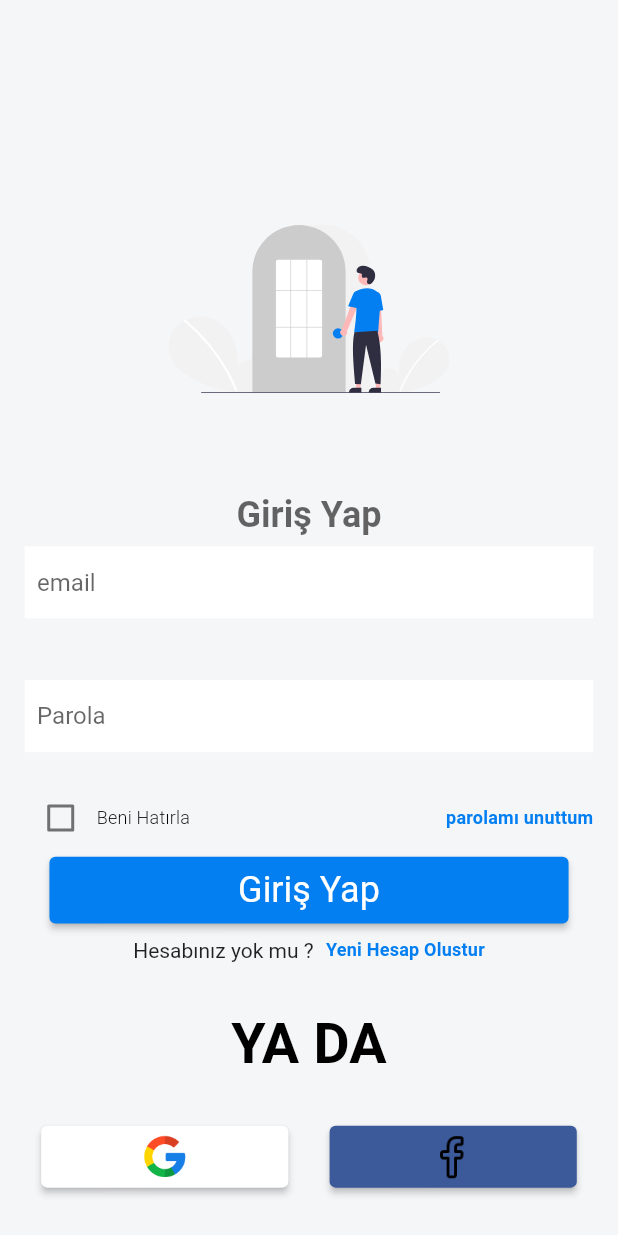
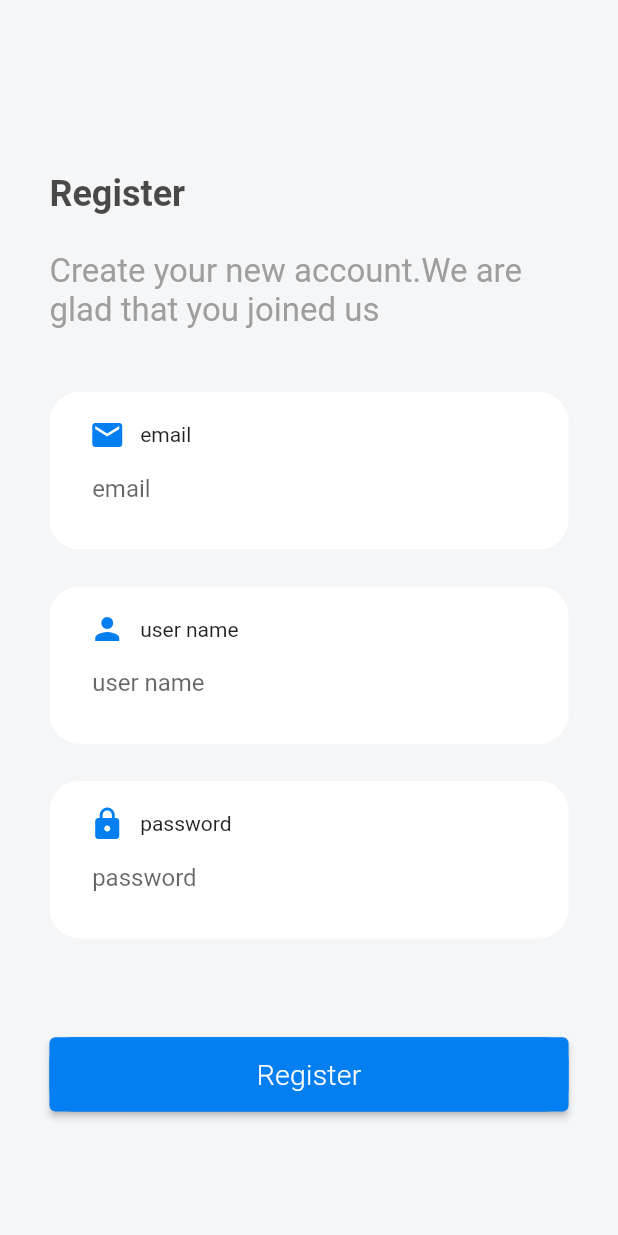
Before and after one commit to keremduman30/login_view, a Flutter app: the screen it shows after launch, after a tap on "Giriş Yap", on a phone screen of 412 x 824 dp. Run offline on Flutter 3.47's test engine with Material 2 defaults, Android fonts, the light colour scheme and no system bars; drawn by our look-alikes of auto_size_text; our stand-ins replace easy_localization, flutter_svg, get, shared_preferences.

Commit message:
verison 3

```diff
--- a/lib/core/base/view_model/base_view_model.dart
+++ b/lib/core/base/view_model/base_view_model.dart
@@ -1,7 +1,11 @@
 import 'package:flutter/cupertino.dart';
+import 'package:flutter_guide_examples/core/init/cache/local_manager.dart';
+import 'package:flutter_guide_examples/core/init/navigation/navigation_service.dart';
 
 abstract class BaseViewModel {
   late BuildContext context;
   void setContext(BuildContext context) => this.context = context;
   void init();
+  LocaleManager localeManager = LocaleManager.instance;
+  NavigationService navigationService = NavigationService.instance;
 }
--- a/lib/core/constant/navigation/navigation_constant.dart
+++ b/lib/core/constant/navigation/navigation_constant.dart
@@ -6,4 +6,5 @@ class NavigationConstant {
   static const ON_BOARD_VIEV = '/on_board';
   static const GAME_VIEW = '/game_view';
   static const SETTING_WEB_VIEW = '/setting';
+  static const REGISTER_VIEW = '/register';
 }
--- a/lib/core/init/navigation/navigation_route.dart
+++ b/lib/core/init/navigation/navigation_route.dart
@@ -1,8 +1,10 @@
-// ignore_for_file: prefer_final_fields
+// ignore_for_file: prefer_final_fields, prefer_const_constructors
 
 import 'package:flutter/cupertino.dart';
 import 'package:flutter/material.dart';
 import 'package:flutter_guide_examples/core/component/card/not_found_navigator_widget.dart';
+import 'package:flutter_guide_examples/core/constant/navigation/navigation_constant.dart';
+import 'package:flutter_guide_examples/view/register/view/register_view.dart';
 
 
 
@@ -14,7 +16,8 @@ class NavigationRoute {
 
   Route<dynamic> generateRoute(RouteSettings args) {
     switch (args.name) {
-
+        case NavigationConstant.REGISTER_VIEW:
+        return normalNavigate(RegisterView());
 
 
       default:
--- a/lib/main.dart
+++ b/lib/main.dart
@@ -7,10 +7,8 @@ import 'package:flutter_guide_examples/core/init/lang/getx/language_maps.dart';
 import 'package:flutter_guide_examples/core/init/navigation/navigation_route.dart';
 import 'package:flutter_guide_examples/core/init/navigation/navigation_service.dart';
 import 'package:flutter_guide_examples/core/init/theme/app_theme_light.dart';
-import 'package:flutter_guide_examples/view/gifview/view/gif_view.dart';
-import 'package:flutter_guide_examples/view/home/view/home_view.dart';
-import 'package:flutter_guide_examples/view/liquit_swipe/view/liquit_swipe_view.dart';
 import 'package:flutter_guide_examples/view/login/view/login_view.dart';
+import 'package:flutter_guide_examples/view/register/view/register_view.dart';
 import 'package:get/get.dart';
 
 void main() async {
@@ -43,12 +41,3 @@ class MyApp extends StatelessWidget {
     );
   }
 }
-
-class Anasayfa extends StatelessWidget {
-  const Anasayfa({Key? key}) : super(key: key);
-
-  @override
-  Widget build(BuildContext context) {
-    return Scaffold(body: LiquitSwipeView());
-  }
-}
--- /dev/null
+++ b/lib/view/_product/register_form_widget.dart
@@ -0,0 +1,47 @@
+// ignore_for_file: prefer_const_constructors
+
+import 'package:flutter/material.dart';
+import 'package:flutter_guide_examples/core/extension/context_extension.dart';
+import 'package:flutter_guide_examples/core/init/theme/light/color_sheme_light.dart';
+
+class RegisterFormWidget extends StatelessWidget {
+  final IconData icon;
+  final String label;
+  final TextEditingController controller;
+
+  const RegisterFormWidget({Key? key, required this.icon, required this.label, required this.controller}) : super(key: key);
+  @override
+  Widget build(BuildContext context) {
+    return Container(
+      padding: context.paddingNormal,
+      decoration: BoxDecoration(borderRadius: BorderRadius.circular(20), color: Colors.white),
+      child: Column(
+        children: [
+          Row(
+            children: [
+              SizedBox(
+                width: 10,
+              ),
+              Icon(
+                icon,
+                color: ColorShemeLight.instance.buttonColor,
+              ),
+              SizedBox(
+                width: 10,
+              ),
+              Text(label),
+            ],
+          ),
+          TextFormField(
+            decoration: InputDecoration(
+              hintText: label,
+              border: InputBorder.none,
+              contentPadding: EdgeInsets.only(left: 12),
+              enabled: true,
+            ),
+          ),
+        ],
+      ),
+    );
+  }
+}
--- /dev/null
+++ b/lib/view/_product/text_from_register/text_from_field_regisger.dart
@@ -0,0 +1,37 @@
+// ignore_for_file: prefer_const_constructors, must_be_immutable, prefer_const_constructors_in_immutables
+
+import 'package:flutter/material.dart';
+
+class TextFormFieldRegister extends StatelessWidget {
+
+  final TextEditingController? controller;
+  final String? Function(String? validator)? validator;
+
+  TextFormFieldRegister({Key? key, this.controller, this.validator}) : super(key: key);
+
+  @override
+  Widget build(BuildContext context) {
+    return TextFormField(
+      controller: controller,
+      decoration: InputDecoration(
+        border: InputBorder.none,
+        contentPadding: EdgeInsets.only(left: 12),
+        enabled: true,
+      ),
+      validator: validator,
+    );
+  }
+}
+
+
+/*
+TextFormField(
+      controller: controller,
+      decoration: InputDecoration(
+        border: InputBorder.none,
+        contentPadding: EdgeInsets.only(left: 12),
+        enabled: true,
+      ),
+      validator: validator,
+    );
+ */
--- a/lib/view/login/view/login_view.dart
+++ b/lib/view/login/view/login_view.dart
@@ -29,7 +29,7 @@ class LoginView extends StatelessWidget {
           child: Column(
             children: [
               SizedBox(
-                height: context.dymaicHeight(0.10),
+                height: context.dymaicHeight(0.05),
               ),
               buildSvg(context),
               Padding(
@@ -78,7 +78,7 @@ class LoginView extends StatelessWidget {
           child: buildPasswordFormField(),
         ),
         SizedBox(
-          height: 20,
+          height: context.dymaicHeight(0.04),
         ),
         Padding(
           padding: context.paddingNormalHorizontal,
@@ -86,18 +86,18 @@ class LoginView extends StatelessWidget {
         ),
         Padding(
           padding: context.paddingMediumHorizontal,
-          child: buildLoginButton(context),
+          child: buildLoginButton(context, viewModel),
         ),
         SizedBox(
-          height: context.dymaicHeight(0.01),
+          height: context.dymaicHeight(0.03),
         ),
         buildCreateTextButton(context),
         buildOrText(context),
         Row(
           mainAxisAlignment: MainAxisAlignment.spaceEvenly,
           children: [
-            buildGoogleButton(),
-            buildFaceButton(),
+            buildGoogleButton(context),
+            buildFaceButton(context),
           ],
         )
       ],
@@ -147,11 +147,13 @@ class LoginView extends StatelessWidget {
     );
   }
 
-  Widget buildLoginButton(BuildContext context) {
+  Widget buildLoginButton(BuildContext context, LoginViewModel viewModel) {
     return ElevatedButton(
       style: ElevatedButton.styleFrom(
           primary: ColorShemeLight.instance.buttonColor, textStyle: context.textThem.headline6!.copyWith(color: Colors.white, fontSize: 18)),
-      onPressed: () {},
+      onPressed: () {
+        viewModel.selectedLoginButton();
+      },
       child: Center(
         child: Padding(
           padding: context.paddingLowVertical,
@@ -185,7 +187,7 @@ class LoginView extends StatelessWidget {
 
   Padding buildOrText(BuildContext context) {
     return Padding(
-      padding: context.paddingMedium,
+      padding: context.paddingNormal,
       child: Text(
         "or".tr,
         style:
@@ -194,11 +196,11 @@ class LoginView extends StatelessWidget {
     );
   }
 
-  ButtonLoginWidget buildGoogleButton() {
+  ButtonLoginWidget buildGoogleButton(BuildContext context) {
     return ButtonLoginWidget(
       widget: Container(
         width: double.infinity,
-        height: 30,
+        height: context.dymaicHeight(0.04),
         decoration: BoxDecoration(
             image: DecorationImage(
           image: AssetImage(ImageConstant.instance.loginGooglePng),
@@ -209,11 +211,11 @@ class LoginView extends StatelessWidget {
     );
   }
 
-  ButtonLoginWidget buildFaceButton() {
+  ButtonLoginWidget buildFaceButton(BuildContext context) {
     return ButtonLoginWidget(
       widget: Container(
         width: double.infinity,
-        height: 30,
+        height: context.dymaicHeight(0.04),
         decoration: BoxDecoration(
             image: DecorationImage(
           image: AssetImage(
--- a/lib/view/login/view_model/login_view_model.dart
+++ b/lib/view/login/view_model/login_view_model.dart
@@ -1,18 +1,22 @@
-// ignore_for_file: prefer_const_constructors
+// ignore_for_file: prefer_const_constructors, overridden_fields
 
 import 'package:flutter/material.dart';
 import 'package:flutter_guide_examples/core/constant/enum/local_keys.dart';
+import 'package:flutter_guide_examples/core/constant/navigation/navigation_constant.dart';
 import 'package:flutter_guide_examples/core/init/cache/local_manager.dart';
 import 'package:flutter_guide_examples/core/init/lang/getx/language_manager.dart';
 import 'package:get/get.dart';
 import '../../../core/base/view_model/base_view_model.dart';
 
-class LoginViewModel extends GetxController implements BaseViewModel {
+class LoginViewModel extends GetxController with BaseViewModel {
   var checkSelected = false.obs;
+
   @override
   late BuildContext context;
   @override
-  void init() {}
+  void init() {
+
+  }
   @override
   void setContext(BuildContext context) {
     this.context = context;
@@ -29,5 +33,8 @@ class LoginViewModel extends GetxController implements BaseViewModel {
     }
   }
 
-  void selectedLoginButton() async {}
+  void selectedLoginButton() async {
+    await navigationService.navigatorToPage(path: NavigationConstant.REGISTER_VIEW);
+
+  }
 }
--- /dev/null
+++ b/lib/view/register/view/register_view.dart
@@ -0,0 +1,109 @@
+// ignore_for_file: prefer_const_literals_to_create_immutables, prefer_const_constructors, avoid_unnecessary_containers, avoid_print
+
+import 'package:auto_size_text/auto_size_text.dart';
+import 'package:flutter/cupertino.dart';
+import 'package:flutter/material.dart';
+import 'package:flutter_guide_examples/core/base/view/base_view.dart';
+import 'package:flutter_guide_examples/core/extension/context_extension.dart';
+import 'package:flutter_guide_examples/core/init/theme/light/color_sheme_light.dart';
+import 'package:flutter_guide_examples/view/_product/register_form_widget.dart';
+import 'package:flutter_guide_examples/view/register/view_model/register_view_model.dart';
+
+class RegisterView extends StatelessWidget {
+  const RegisterView({Key? key}) : super(key: key);
+
+  @override
+  Widget build(BuildContext context) {
+    TextEditingController controller = TextEditingController();
+    return BaseView<RegisterViewModel>(
+      viewModel: RegisterViewModel(),
+      onModelReady: (viewmodel) {
+        viewmodel.init();
+        viewmodel.setContext(context);
+      },
+      onPageBuilder: (BuildContext context, RegisterViewModel viewModel) => Scaffold(
+          body: SingleChildScrollView(
+            child: Padding(
+                  padding: context.paddingMedium,
+                  child: Column(
+            crossAxisAlignment: CrossAxisAlignment.start,
+            // mainAxisAlignment: MainAxisAlignment.start,
+            children: [
+              SizedBox(height: context.dymaicWidth(0.2)),
+              buildTextTitle(context),
+              SizedBox(height: context.dymaicHeight(0.03)),
+              buildDescriptionText(),
+              SizedBox(height: context.dymaicHeight(0.05)),
+              Container(
+                child: buildForm(controller, context),
+              ),
+            ],
+                  ),
+                ),
+          )),
+    );
+  }
+
+  Text buildTextTitle(BuildContext context) {
+    return Text(
+      "Register",
+      style: context.textThem.headline5!.copyWith(
+        fontWeight: FontWeight.bold,
+        color: Colors.black.withOpacity(0.7),
+      ),
+    );
+  }
+
+  AutoSizeText buildDescriptionText() {
+    return AutoSizeText(
+      'Create your new account.We are glad that you joined us',
+      overflow: TextOverflow.ellipsis,
+      presetFontSizes: [22, 20, 32],
+      maxLines: 4,
+      style: TextStyle(color: Colors.grey),
+    );
+  }
+
+  Form buildForm(TextEditingController controller, BuildContext context) {
+    return Form(
+      child: Column(
+        crossAxisAlignment: CrossAxisAlignment.start,
+        children: [
+          RegisterFormWidget(icon: Icons.email, label: "email", controller: controller),
+          SizedBox(height: context.dymaicHeight(0.03)),
+          RegisterFormWidget(icon: Icons.person, label: "user name", controller: controller),
+          SizedBox(height: context.dymaicHeight(0.03)),
+          RegisterFormWidget(icon: Icons.lock, label: "password", controller: controller),
+          SizedBox(
+            height: context.dymaicHeight(0.08),
+          ),
+          GestureDetector(
+            onTap: () {
+              print("tıklanıldı");
+            },
+            child: buildRegisterButton(context),
+          ),
+        ],
+      ),
+    );
+  }
+
+  Container buildRegisterButton(BuildContext context) {
+    return Container(
+      width: double.infinity,
+      height: context.dymaicWidth(0.12),
+      decoration: BoxDecoration(
+        color: ColorShemeLight.instance.buttonColor,
+        borderRadius: BorderRadius.circular(15),
+      ),
+      child: ElevatedButton(
+        style: ElevatedButton.styleFrom(primary: ColorShemeLight.instance.buttonColor),
+        onPressed: () {},
+        child: Text(
+          "Register",
+          style: context.textThem.headline6!.copyWith(color: Colors.white, fontSize: 19),
+        ),
+      ),
+    );
+  }
+}
--- /dev/null
+++ b/lib/view/register/view_model/register_view_model.dart
@@ -0,0 +1,18 @@
+// ignore_for_file: overridden_fields
+
+import 'package:flutter/material.dart';
+import 'package:get/get.dart';
+import '../../../core/base/view_model/base_view_model.dart';
+
+class RegisterViewModel extends GetxController with BaseViewModel {
+  @override
+  late BuildContext context;
+  @override
+  void init() {
+
+  }
+  @override
+  void setContext(BuildContext context) {
+    this.context = context;
+  }
+}
--- a/pubspec.yaml
+++ b/pubspec.yaml
@@ -28,6 +28,7 @@ environment:
 # versions available, run `flutter pub outdated`.
 dependencies:
   animate_do: ^2.0.0
+  auto_size_text: ^3.0.0
   cupertino_icons: ^1.0.2
   easy_localization: ^3.0.0
   flutter:
```
Also changed, not shown: pubspec.lock, 3 other files.
